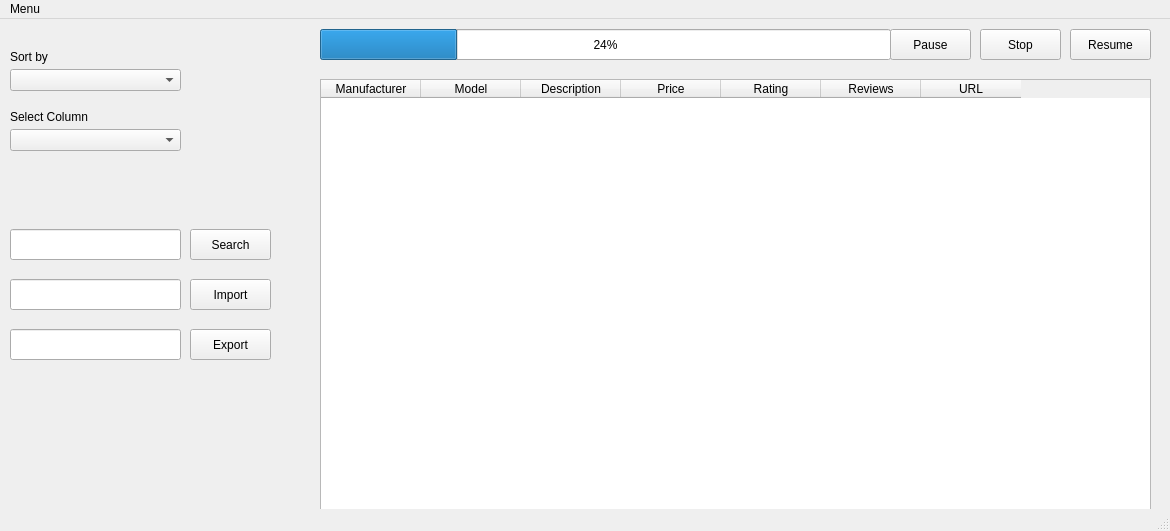
Before: the Qt Designer form GUI.ui in M-Taha-Dev/CS261F21PID51, drawn with Qt 5.
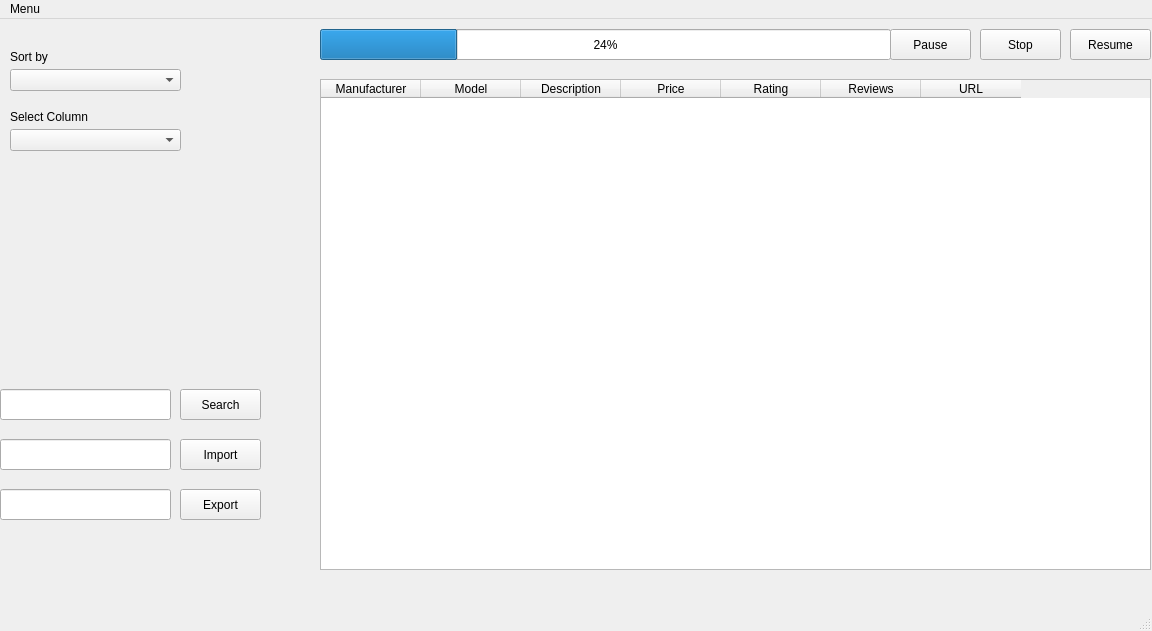
After: the same form once the commit is applied.

The edit to the form file:
```diff
--- a/GUI.ui
+++ b/GUI.ui
@@ -9,8 +9,8 @@
    <rect>
     <x>0</x>
     <y>0</y>
-    <width>1170</width>
-    <height>531</height>
+    <width>1152</width>
+    <height>631</height>
    </rect>
   </property>
   <property name="windowTitle">
@@ -78,8 +78,8 @@
    <widget class="QPushButton" name="SearchButton">
     <property name="geometry">
      <rect>
-      <x>190</x>
-      <y>210</y>
+      <x>180</x>
+      <y>370</y>
       <width>81</width>
       <height>31</height>
      </rect>
@@ -91,8 +91,8 @@
    <widget class="QLineEdit" name="SearchField">
     <property name="geometry">
      <rect>
-      <x>10</x>
-      <y>210</y>
+      <x>0</x>
+      <y>370</y>
       <width>171</width>
       <height>31</height>
      </rect>
@@ -101,8 +101,8 @@
    <widget class="QLineEdit" name="ImportField">
     <property name="geometry">
      <rect>
-      <x>10</x>
-      <y>260</y>
+      <x>0</x>
+      <y>420</y>
       <width>171</width>
       <height>31</height>
      </rect>
@@ -111,8 +111,8 @@
    <widget class="QPushButton" name="ImportButton">
     <property name="geometry">
      <rect>
-      <x>190</x>
-      <y>260</y>
+      <x>180</x>
+      <y>420</y>
       <width>81</width>
       <height>31</height>
      </rect>
@@ -124,8 +124,8 @@
    <widget class="QLineEdit" name="ExportField">
     <property name="geometry">
      <rect>
-      <x>10</x>
-      <y>310</y>
+      <x>0</x>
+      <y>470</y>
       <width>171</width>
       <height>31</height>
      </rect>
@@ -134,8 +134,8 @@
    <widget class="QPushButton" name="ExportButton">
     <property name="geometry">
      <rect>
-      <x>190</x>
-      <y>310</y>
+      <x>180</x>
+      <y>470</y>
       <width>81</width>
       <height>31</height>
      </rect>
@@ -247,7 +247,7 @@
     <rect>
      <x>0</x>
      <y>0</y>
-     <width>1170</width>
+     <width>1152</width>
      <height>26</height>
     </rect>
    </property>
```
